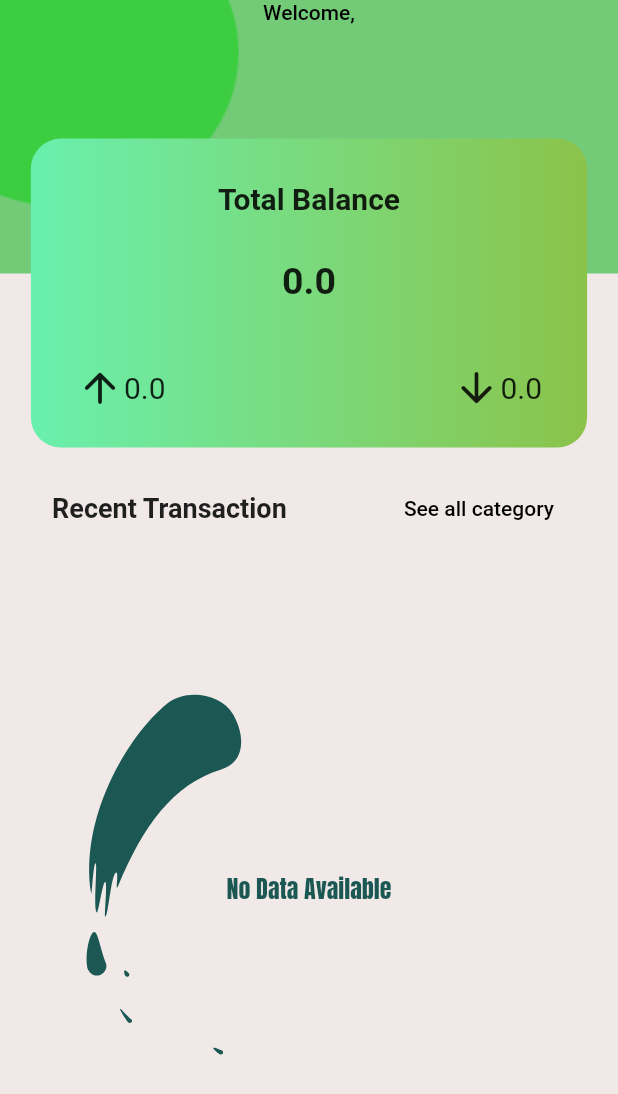
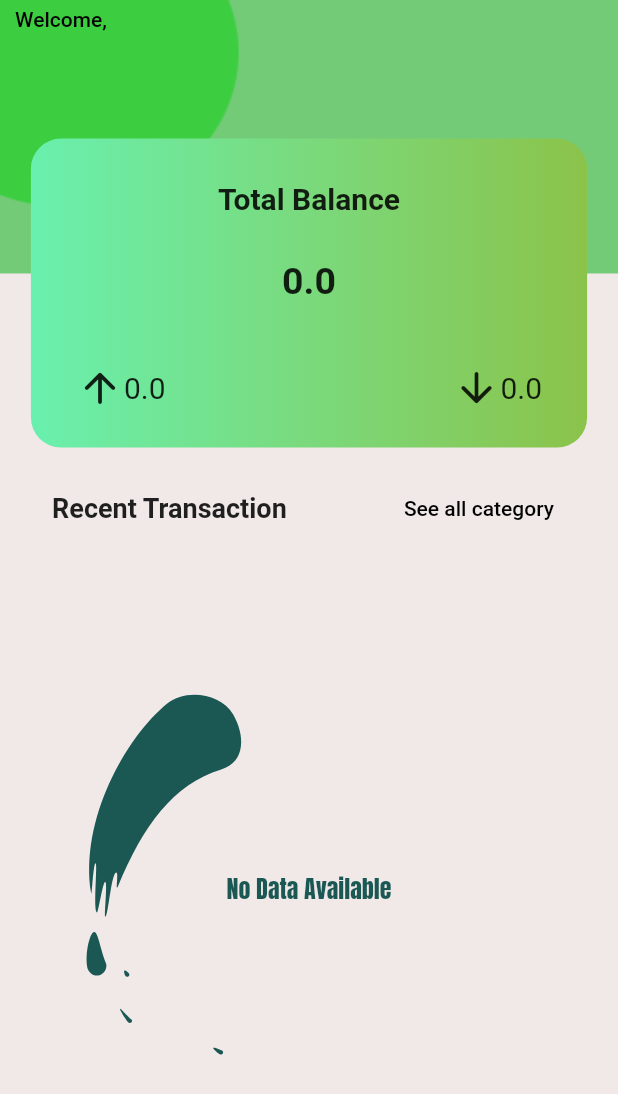
Before and after one commit to MuhammedNihalcp/Money-Picker, a Flutter app: the ScreenHome screen opened directly, on a phone screen of 412 x 824 dp. Shown: the top 1094 px of the screen. Run offline on Flutter 3.47's test engine with Material 2 defaults, Android fonts, the phone set to English and light mode, and no system bars; our stand-ins replace flutter_slidable, get, google_fonts, hive_flutter, lottie, shared_preferences and 1 more; missing offline and left inert: flutter_custom_cards, month_year_picker; accounts and stored records are empty.

Commit message:
update files

```diff
--- a/lib/screen/home/home.dart
+++ b/lib/screen/home/home.dart
@@ -52,7 +52,10 @@ class _ScreenHomeState extends State<ScreenHome> {
         preferredSize: const Size.fromHeight(100.0),
         child: AppBar(
           leadingWidth: 1000,
-          leading: Column(
+          leading: Padding(
+            padding: const EdgeInsets.only(left: 10,top: 5),
+            child: Column(
+              crossAxisAlignment: CrossAxisAlignment.start,
               children: [
                 const Text(
                   'Welcome,',
@@ -75,6 +78,7 @@ class _ScreenHomeState extends State<ScreenHome> {
                   ),
                 ),
               ],
+            ),
           ),
           automaticallyImplyLeading: false,
           elevation: 0,
@@ -240,7 +244,8 @@ class _ScreenHomeState extends State<ScreenHome> {
                                 ),
                               ],
                             )
-                          : ListView.separated(
+                          : SizedBox(
+                              child: ListView.separated(
                                 padding: EdgeInsets.zero,
                                 itemBuilder: (ctx, index) {
                                   final data =
@@ -264,14 +269,16 @@ class _ScreenHomeState extends State<ScreenHome> {
                                     child: CustomCard(
                                       borderRadius: 100,
                                       child: ListTile(
-                                      leading: data.type == CategoryType.income
+                                        leading: data.type ==
+                                                CategoryType.income
                                             ? const Icon(
                                                 Icons.arrow_circle_up_outlined,
                                                 color: Colors.black,
                                                 size: 35,
                                               )
                                             : const Icon(
-                                              Icons.arrow_circle_down_outlined,
+                                                Icons
+                                                    .arrow_circle_down_outlined,
                                                 color: Colors.black,
                                                 size: 35,
                                               ),
@@ -316,10 +323,12 @@ class _ScreenHomeState extends State<ScreenHome> {
                                 },
                                 separatorBuilder: (ctx, index) {
                                   return SizedBox(
-                                  height: height * 0.02,
+                                    height: height * 0.01,
                                   );
                                 },
-                              itemCount: transactionController.homeList.length,
+                                itemCount:
+                                    transactionController.homeList.length,
+                              ),
                             ),
                     ),
                   ),
```
Lines whose indentation alone changed are shown as unchanged.
